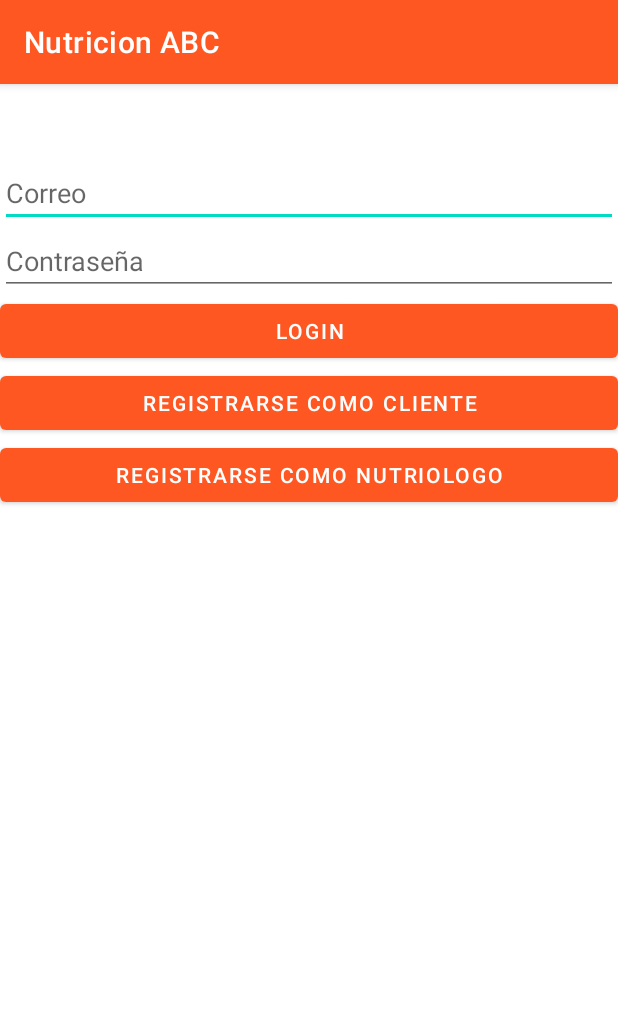
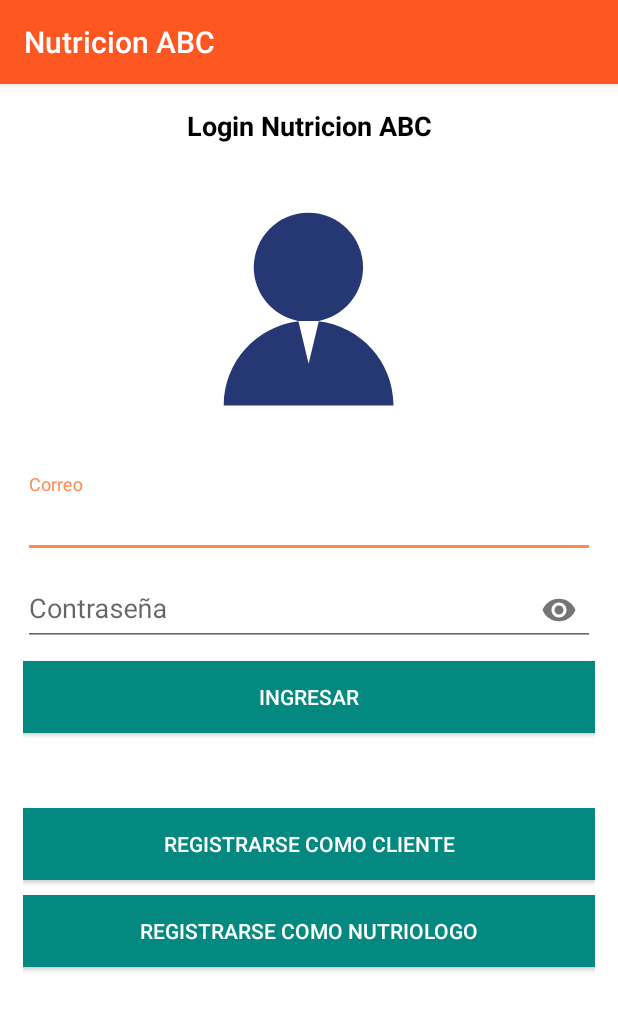
Before and after one commit to anfereba/NutricionABC, an Android app: the screen it shows after launch (Logueo_Con_SQLite), on a phone screen of 412 x 824 dp. Shown: the top 1011 px of the screen. Run offline under Robolectric (Android 15) with nearby library versions, the phone set to English and light mode, and no system bars.

Commit message:
Mejorando pantalla de login

```diff
--- a/app/src/main/AndroidManifest.xml
+++ b/app/src/main/AndroidManifest.xml
@@ -8,10 +8,11 @@
         android:label="@string/app_name"
         android:roundIcon="@mipmap/ic_launcher_round"
         android:supportsRtl="true"
-        android:theme="@style/Theme.NutricionABC">
+        android:theme="@style/AppTheme">
         <activity
             android:name=".Carga"
-            android:exported="true">
+            android:exported="true"
+            android:theme="@style/AppTheme.NoActionBar">
             <intent-filter>
                 <action android:name="android.intent.action.MAIN" />
 
--- a/app/src/main/res/layout/activity_logueo_con_sqlite.xml
+++ b/app/src/main/res/layout/activity_logueo_con_sqlite.xml
@@ -1,23 +1,43 @@
 <?xml version="1.0" encoding="utf-8"?>
-<androidx.constraintlayout.widget.ConstraintLayout xmlns:android="http://schemas.android.com/apk/res/android"
+<RelativeLayout xmlns:android="http://schemas.android.com/apk/res/android"
     xmlns:app="http://schemas.android.com/apk/res-auto"
     xmlns:tools="http://schemas.android.com/tools"
     android:layout_width="match_parent"
     android:layout_height="match_parent"
+    android:background="#FFFFFF"
     tools:context=".Logueo_Con_SQLite">
 
-    <ScrollView
+    <androidx.appcompat.widget.LinearLayoutCompat
         android:layout_width="match_parent"
-        android:layout_height="match_parent">
+        android:layout_height="match_parent"
+        android:orientation="vertical"
+        android:padding="15dp">
 
-        <LinearLayout
+        <TextView
             android:layout_width="match_parent"
             android:layout_height="wrap_content"
-            android:orientation="vertical" >
+            android:gravity="center"
+            android:text="@string/LoginTXT"
+            android:textColor="@color/black"
+            android:textSize="18sp"
+            android:textStyle="bold" />
 
-            <Space
+        <!-- Uso del Lottie-->
+        <com.airbnb.lottie.LottieAnimationView
             android:layout_width="match_parent"
-                android:layout_height="50dp" />
+            android:layout_height="200dp"
+            android:layout_gravity="center"
+            android:layout_marginTop="10dp"
+            app:lottie_autoPlay="true"
+            app:lottie_fileName="admin.json"
+            app:lottie_imageAssetsFolder="assets"
+            app:lottie_loop="true" />
+
+        <!--Correo Electronico -->
+        <com.google.android.material.textfield.TextInputLayout
+            android:layout_width="match_parent"
+            android:layout_height="wrap_content"
+            android:layout_marginTop="10dp">
 
             <EditText
                 android:id="@+id/editTextTextPersonName"
@@ -25,33 +45,55 @@
                 android:layout_height="wrap_content"
                 android:ems="10"
                 android:hint="@string/app_Correo"
-                android:inputType="textPersonName" />
+                android:inputType="textEmailAddress" />
+
+        </com.google.android.material.textfield.TextInputLayout>
+
+        <!-- Contraseña -->
+        <com.google.android.material.textfield.TextInputLayout
+            android:layout_width="match_parent"
+            android:layout_height="wrap_content"
+            app:passwordToggleEnabled="true">
 
             <EditText
                 android:id="@+id/editTextTextPersonName2"
                 android:layout_width="match_parent"
                 android:layout_height="wrap_content"
                 android:ems="10"
-                android:hint="@string/app_Contraseña"
-                android:inputType="textPersonName" />
+                android:hint="@string/Password"
+                android:inputType="textPassword" />
+
+        </com.google.android.material.textfield.TextInputLayout>
 
         <Button
             android:id="@+id/button"
             android:layout_width="match_parent"
             android:layout_height="wrap_content"
-                android:text="Login" />
+            android:text="@string/Ingresar"
+            android:background="#048981"
+            android:textColor="@color/white"
+            android:layout_marginTop="10dp"/>
+
+        <Space
+            android:layout_width="match_parent"
+            android:layout_height="50dp" />
 
         <Button
             android:id="@+id/button2"
             android:layout_width="match_parent"
             android:layout_height="wrap_content"
-                android:text="Registrarse como cliente" />
+            android:background="#048981"
+            android:text="Registrarse como cliente"
+            android:textColor="@color/white" />
 
         <Button
             android:id="@+id/button3"
             android:layout_width="match_parent"
             android:layout_height="wrap_content"
-                android:text="Registrarse como Nutriologo" />
-        </LinearLayout>
-    </ScrollView>
-</androidx.constraintlayout.widget.ConstraintLayout>
+            android:layout_marginTop="10dp"
+            android:background="#048981"
+            android:text="Registrarse como Nutriologo"
+            android:textColor="@color/white" />
+
+    </androidx.appcompat.widget.LinearLayoutCompat>
+</RelativeLayout>
--- a/app/src/main/res/values/strings.xml
+++ b/app/src/main/res/values/strings.xml
@@ -5,4 +5,9 @@
     <string name="app_Registrar">Registrar</string>
     <string name="app_Nombre">Nombre</string>
     <string name="desarrolladores">Desarrollado por Molina Rendon Roa</string>
+
+    <!-- Login Nutricion ABC -->
+    <string name="LoginTXT">Login Nutricion ABC</string>
+    <string name="Password">Contraseña</string>
+    <string name="Ingresar">Ingresar</string>
 </resources>
```
Lines whose indentation alone changed are shown as unchanged.
